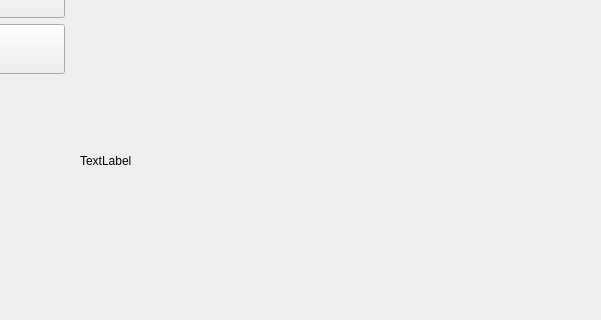
faryek/KARELLO, file OrganizeForm.ui: the form before one commit; both pictures show x 212 to 813 and y 298 to 618 of the 1160 by 798 pixel window.
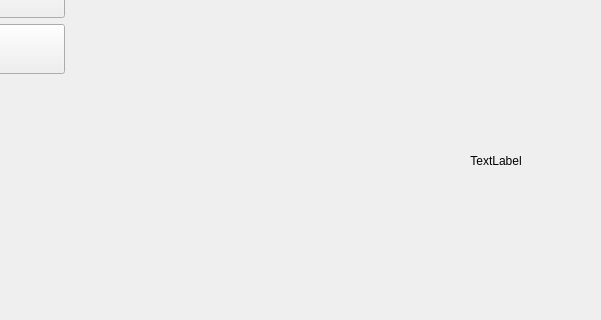
The form after the commit. Icons and pictures are not drawn.

```diff
--- a/OrganizeForm.ui
+++ b/OrganizeForm.ui
@@ -479,6 +479,9 @@
                     <property name="text">
                      <string>TextLabel</string>
                     </property>
+                    <property name="alignment">
+                     <set>Qt::AlignCenter</set>
+                    </property>
                    </widget>
                   </item>
                  </layout>
```
